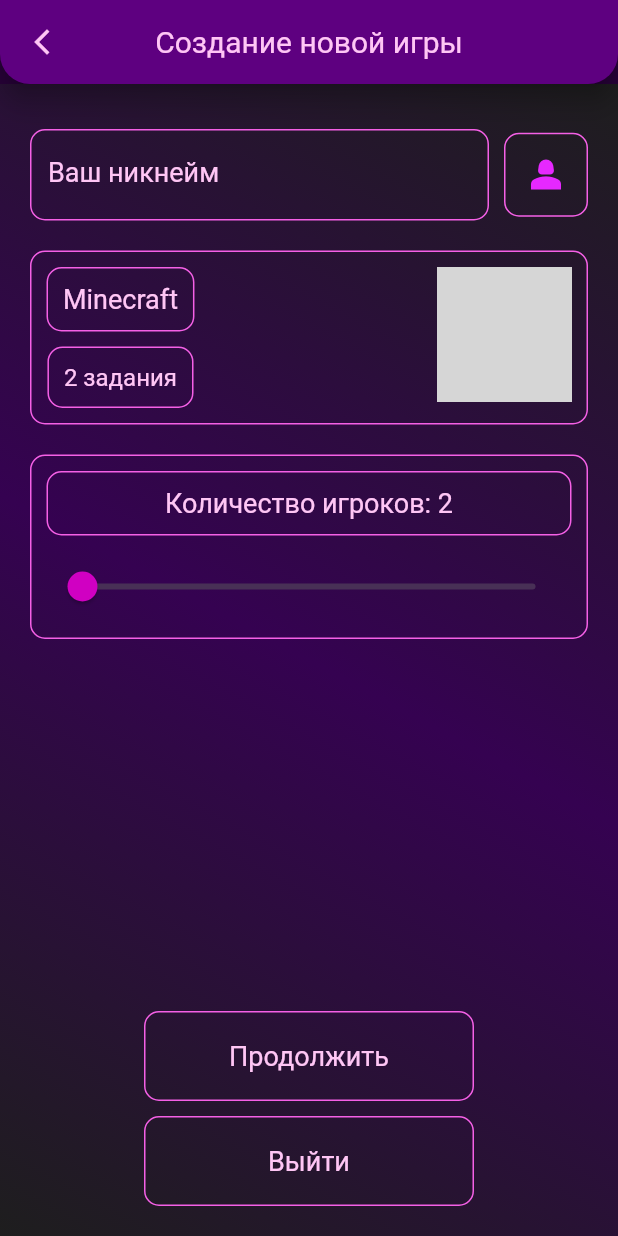
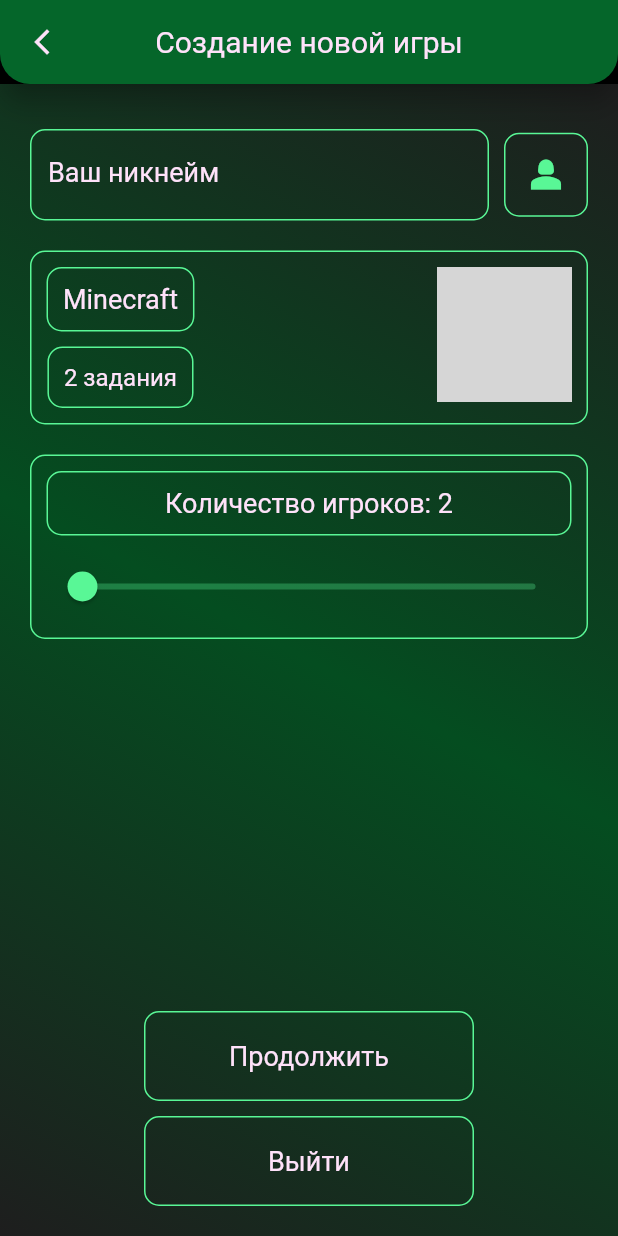
Before and after one commit to Party-Buddy/frontend, a Flutter app: the screen it shows after launch, after a tap on "Создать игру", on a phone screen of 412 x 824 dp. Run offline on Flutter 3.47's test engine with Material 2 defaults, Android fonts, the light colour scheme and no system bars; our stand-ins replace dio, dropdown_button2, equatable, lottie; network calls fail; grey boxes are pictures that could not be loaded.

Commit message:
Improve code flexibility

```diff
--- a/lib/config/routes/app_routes.dart
+++ b/lib/config/routes/app_routes.dart
@@ -10,7 +10,7 @@ class AppRoutes {
         return _materialRoute(const MainMenuScreen());
 
       case '/CreateGame':
-        return _materialRoute(const GameCreateScreen());
+        return _materialRoute(const GameStartScreen());
 
       case '/JoinGame':
         return _materialRoute(const GameJoinScreen());
--- a/lib/config/theme/commons.dart
+++ b/lib/config/theme/commons.dart
@@ -6,12 +6,12 @@ ThemeData theme() {
       fontFamily: 'Muli',
       appBarTheme: appBarTheme(),
       textSelectionTheme: const TextSelectionThemeData(
-          selectionColor: Color.fromARGB(255, 197, 18, 228)));
+          selectionColor: kPrimaryColor));
 }
 
 AppBarTheme appBarTheme() {
-  return const AppBarTheme(
-    color: Color.fromARGB(255, 94, 0, 128),
+  return AppBarTheme(
+    color: kAppBarColor,
     elevation: 7,
     centerTitle: true,
     shape: RoundedRectangleBorder(
@@ -23,7 +23,9 @@ AppBarTheme appBarTheme() {
   );
 }
 
-Widget backButton(BuildContext context) {
+DecorationImage standardDecorationImage({BoxFit fit = BoxFit.cover}) => DecorationImage(image: const AssetImage("assets/images/background.jpg"), fit: fit);
+
+IconButton backButton(BuildContext context) {
   return IconButton(
       onPressed: () => Navigator.pop(context),
       icon: const Icon(Icons.arrow_back_ios_new, size: 20, color: kFontColor));
@@ -41,9 +43,9 @@ InputDecoration inputDecoration({String? labelText, Color? borderColor}) {
       border: OutlineInputBorder(
           borderRadius: kBorderRadius,
           borderSide: BorderSide(color: borderColor ?? kBorderColor)),
-      focusedBorder: const OutlineInputBorder(
+      focusedBorder: OutlineInputBorder(
           borderRadius: kBorderRadius,
-          borderSide: BorderSide(color: Color.fromARGB(255, 255, 191, 237))));
+          borderSide: BorderSide(color: lighten(kPrimaryColor, .2))));
 }
 
 Border border() => Border.all(color: kBorderColor, width: 1);
--- a/lib/config/utils.dart
+++ b/lib/config/utils.dart
@@ -16,7 +16,7 @@ void showMessage(BuildContext context, message) {
                           fontFamily: kFontFamily,
                           fontSize: 18)),
                   padding: 15.0,
-                  fillColor: Color.fromARGB(202, 35, 0, 48))
+                  fillColor: darken(kPrimaryColor, .6))
             ]),
           ));
 }
--- a/lib/config/view_config.dart
+++ b/lib/config/view_config.dart
@@ -1,22 +1,18 @@
 import 'package:flutter/widgets.dart';
 
-const kBlackColor = Color(0xFF393939);
-const kLightBlackColor = Color(0xFF8F8F8F);
-const kIconColor = Color(0xFFF48A37);
-const kProgressIndicator = Color(0xFFBE7066);
-final kShadowColor = const Color(0xFFD3D3D3).withOpacity(.84);
-
 const kFontFamily = "Roboto";
-const kFontColor = Color.fromARGB(255, 255, 198, 245);
+const kFontColor = Color.fromARGB(255, 255, 226, 250);
 
 const kInputLabelBackgroundColor = Color.fromARGB(255, 71, 1, 73);
 
-const kBackgorundColor = Color.fromARGB(255, 39, 1, 56);
-const kBorderColor = Color.fromARGB(255, 245, 96, 230);
-final kFillColor = const Color.fromARGB(255, 71, 1, 73).withOpacity(.8);
+const kPrimaryColor = Color.fromARGB(255, 89, 247, 150);//Color.fromARGB(255, 247, 89, 239);
+Color get kAppBarColor => darken(kPrimaryColor, .45);
+Color get kBackgorundColor => darken(kPrimaryColor, .9);
+Color get kBorderColor => kPrimaryColor;
+Color get kFillColor => darken(kPrimaryColor, .4);
 
-const kButtonColor = Color.fromARGB(255, 246, 180, 180);
-const kButtonShadowColor = Color.fromARGB(255, 189, 103, 235);
+Color get kButtonColor => darken(kPrimaryColor, .2);
+Color get kButtonShadowColor => darken(kButtonColor, .2);
 
 const kPadding = 10.0;
 const kPaddingAll = EdgeInsets.all(kPadding);
@@ -25,12 +21,30 @@ const kRadius = 10.0;
 const kBorderRadius = BorderRadius.all(Radius.circular(kRadius));
 const kAnimationDuration = Duration(milliseconds: 100);
 
-const kBackgroundGradient = LinearGradient(
+Gradient get kBackgroundGradient => LinearGradient(
   begin: Alignment.topRight,
   end: Alignment.bottomLeft,
   colors: [
     Color.fromARGB(255, 30, 30, 30),
-    Color.fromARGB(255, 53, 2, 81),
+    darken(kPrimaryColor, .5),
     Color.fromARGB(255, 30, 30, 30),
   ],
 );
+
+Color darken(Color color, [double amount = .1]) {
+  assert(amount >= 0 && amount <= 1);
+
+  final hsl = HSLColor.fromColor(color);
+  final hslDark = hsl.withLightness((hsl.lightness - amount).clamp(0.0, 1.0));
+
+  return hslDark.toColor();
+}
+
+Color lighten(Color color, [double amount = .1]) {
+  assert(amount >= 0 && amount <= 1);
+
+  final hsl = HSLColor.fromColor(color);
+  final hslLight = hsl.withLightness((hsl.lightness + amount).clamp(0.0, 1.0));
+
+  return hslLight.toColor();
+}
--- a/lib/core/widgets/button.dart
+++ b/lib/core/widgets/button.dart
@@ -24,11 +24,11 @@ class _CustomButtonState extends State<CustomButton> {
             borderRadius: kBorderRadius,
           )),
           animationDuration: kAnimationDuration,
-          side: MaterialStateProperty.all(const BorderSide(
+          side: MaterialStateProperty.all(BorderSide(
               color: kBorderColor, width: 1.0, style: BorderStyle.solid)),
           textStyle: const MaterialStatePropertyAll(
               TextStyle(fontSize: 18, fontFamily: kFontFamily)),
-          overlayColor: MaterialStatePropertyAll(kFillColor),
+          overlayColor: MaterialStatePropertyAll(kFillColor.withOpacity(.8)),
           backgroundColor: const MaterialStatePropertyAll(Colors.transparent),
           foregroundColor: const MaterialStatePropertyAll(kFontColor)),
       onPressed: widget.onPressed,
--- a/lib/core/widgets/single_input_label.dart
+++ b/lib/core/widgets/single_input_label.dart
@@ -32,6 +32,7 @@ class _SingleLineInputLabelState extends State<SingleLineInputLabel> {
     return TextField(
       controller: controller,
       onSubmitted: (s) => setState(() {
+        s = s.trim();
         initialText = s;
         submitResult = widget.onSubmitted(s);
       }),
--- a/lib/features/games/presentation/screens/game_create_screen.dart
+++ b/lib/features/games/presentation/screens/game_create_screen.dart
@@ -9,14 +9,14 @@ import 'package:party_games_app/features/games/presentation/widgets/game_header.
 import 'package:party_games_app/core/widgets/single_input_label.dart';
 import 'package:party_games_app/config/theme/commons.dart';
 
-class GameCreateScreen extends StatefulWidget {
-  const GameCreateScreen({super.key});
+class GameStartScreen extends StatefulWidget {
+  const GameStartScreen({super.key});
 
   @override
-  State<GameCreateScreen> createState() => _GameCreateScreenState();
+  State<GameStartScreen> createState() => _GameStartScreenState();
 }
 
-class _GameCreateScreenState extends State<GameCreateScreen> {
+class _GameStartScreenState extends State<GameStartScreen> {
   final playersCount = ValueNotifier(2);
 
   @override
@@ -29,7 +29,7 @@ class _GameCreateScreenState extends State<GameCreateScreen> {
         ),
         body: Container(
           width: double.infinity,
-          decoration: const BoxDecoration(gradient: kBackgroundGradient),
+          decoration:  BoxDecoration(gradient: kBackgroundGradient),
           padding: const EdgeInsets.all(20.0),
           alignment: Alignment.center,
           child: Column(
@@ -60,10 +60,10 @@ class _GameCreateScreenState extends State<GameCreateScreen> {
                         decoration: BoxDecoration(
                             borderRadius: kBorderRadius, border: border()),
                         padding: const EdgeInsets.all(12),
-                        child: const Icon(
+                        child: Icon(
                           Icons.person_2,
                           size: 30,
-                          color: Color.fromARGB(255, 230, 40, 255),
+                          color: kBorderColor,
                         ),
                       )
                     ],
@@ -97,11 +97,11 @@ class _GameCreateScreenState extends State<GameCreateScreen> {
                                   ),
                                   Slider(
                                       activeColor:
-                                          Color.fromARGB(255, 185, 3, 172),
+                                          kPrimaryColor.withOpacity(.8),
                                       thumbColor:
-                                          Color.fromARGB(255, 208, 0, 194),
+                                          kPrimaryColor,
                                       inactiveColor:
-                                          Color.fromARGB(255, 72, 48, 86),
+                                          kPrimaryColor.withOpacity(.3),
                                       value: value.toDouble(),
                                       min: 2,
                                       max: 12,
--- a/lib/features/games/presentation/screens/game_join_screen.dart
+++ b/lib/features/games/presentation/screens/game_join_screen.dart
@@ -45,7 +45,7 @@ class _GameJoinScreenState extends State<GameJoinScreen>
         ),
         body: Container(
           width: double.infinity,
-          decoration: const BoxDecoration(gradient: kBackgroundGradient),
+          decoration: BoxDecoration(gradient: kBackgroundGradient),
           child: Column(mainAxisAlignment: MainAxisAlignment.start, children: [
             Stack(
               alignment: Alignment.center,
@@ -55,7 +55,7 @@ class _GameJoinScreenState extends State<GameJoinScreen>
                   height: 200,
                   width: 200,
                   decoration: const BoxDecoration(
-                      color: Color.fromARGB(255, 229, 123, 255),
+                      color: kPrimaryColor,
                       borderRadius: BorderRadius.all(Radius.circular(20.0))),
                 ),
                 Lottie.network(
--- a/lib/features/games/presentation/screens/main_menu_screen.dart
+++ b/lib/features/games/presentation/screens/main_menu_screen.dart
@@ -1,5 +1,6 @@
 import 'package:flutter/material.dart';
 import 'package:lottie/lottie.dart';
+import 'package:party_games_app/config/theme/commons.dart';
 import 'package:party_games_app/config/view_config.dart';
 import 'package:party_games_app/core/widgets/button.dart';
 
@@ -17,7 +18,7 @@ class _MainMenuScreenState extends State<MainMenuScreen> {
         backgroundColor: kBackgorundColor,
         body: Container(
           width: double.infinity,
-          decoration: const BoxDecoration(gradient: kBackgroundGradient),
+          decoration: BoxDecoration(gradient: kBackgroundGradient),
           child: Center(
             child: Column(
               mainAxisAlignment: MainAxisAlignment.center,
@@ -29,9 +30,13 @@ class _MainMenuScreenState extends State<MainMenuScreen> {
                   ),
                 ),
                 Expanded(
+                  // child: Container(
+                  //   alignment: Alignment.topCenter,
+                  //   child: SizedBox(width: 250, child: Image.asset("assets/images/logo.png")),
+                  // ),
                   child: Lottie.network(
                     // dancing haires
-                    'https://lottie.host/f273e7ef-deaa-4928-bb62-d745829aa6d1/BtzodHU8c2.json',
+                    'https://lottie.host/f273e7ef-deaa-4928-bb62-d745829aa6d1/BtzodHU8c2.json'
                   ),
                 ),
                 Expanded(
--- a/lib/features/players/domain/usecases/select_nickname.dart
+++ b/lib/features/players/domain/usecases/select_nickname.dart
@@ -1,6 +1,6 @@
-final _nicknameRegex = RegExp(r'^[a-zA-Z0-9_.]{1,20}$');
+final _nicknameRegex = RegExp(r'^[a-zA-Zа-яА-ЯёЁ0-9_.\s]{1,20}$');
 const nicknameRequirements =
-    "Никнейм должен содержать не более 20 символов и включать в себя только латинские символы, символы русского алфавита, символы '.', '_' и цифры.";
+    "Никнейм должен содержать от 1 до 20 символов и включать в себя только латинские символы, символы русского алфавита, пробел, символы '.', '_' и цифры.";
 
 bool validateNickname(String nickname) {
   return _nicknameRegex.hasMatch(nickname);
```
Also changed, not shown: assets/images/background.jpg (added), assets/images/logo.png (added), pubspec.lock, 1 other file.
